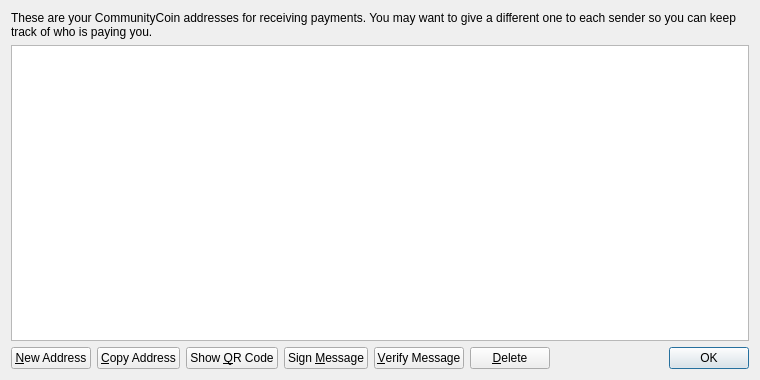
First picture: the form in src/qt/forms/addressbookpage.ui, repository CommunityCoinDev/COM, before the edit.
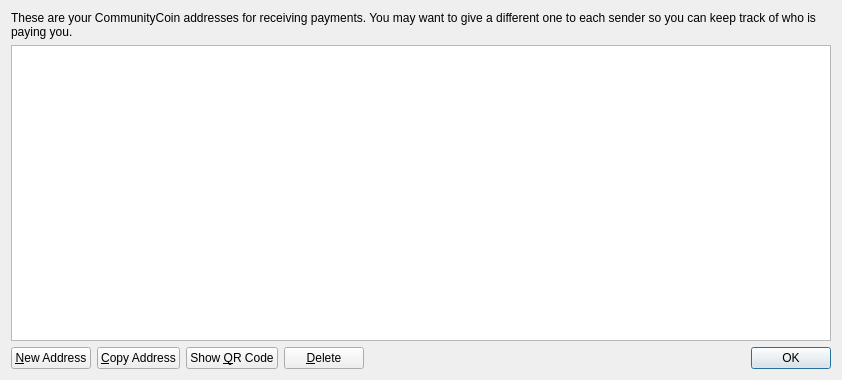
Second picture: the form after the edit. Icons and pictures are not drawn.

What changed in the file:
```diff
--- a/src/qt/forms/addressbookpage.ui
+++ b/src/qt/forms/addressbookpage.ui
@@ -6,7 +6,7 @@
    <rect>
     <x>0</x>
     <y>0</y>
-    <width>760</width>
+    <width>842</width>
     <height>380</height>
    </rect>
   </property>
@@ -96,34 +96,6 @@
        </property>
       </widget>
      </item>
-     <item>
-      <widget class="QPushButton" name="signMessage">
-       <property name="toolTip">
-        <string>Sign a message to prove you own a CommunityCoin address</string>
-       </property>
-       <property name="text">
-        <string>Sign &amp;Message</string>
-       </property>
-       <property name="icon">
-        <iconset resource="../bitcoin.qrc">
-         <normaloff>:/icons/edit</normaloff>:/icons/edit</iconset>
-       </property>
-      </widget>
-     </item>
-     <item>
-      <widget class="QPushButton" name="verifyMessage">
-       <property name="toolTip">
-        <string>Verify a message to ensure it was signed with a specified CommunityCoin address</string>
-       </property>
-       <property name="text">
-        <string>&amp;Verify Message</string>
-       </property>
-       <property name="icon">
-        <iconset resource="../bitcoin.qrc">
-         <normaloff>:/icons/transaction_0</normaloff>:/icons/transaction_0</iconset>
-       </property>
-      </widget>
-     </item>
      <item>
       <widget class="QPushButton" name="deleteButton">
        <property name="toolTip">
```
